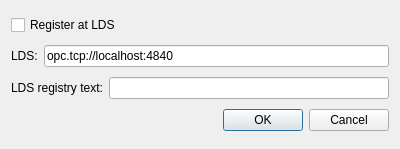
Qt form tools/mapfileGenerator/ctk_opcua_generator_tools/LDSUI.ui (ChimeraTK/ControlSystemAdapter-OPC-UA-Adapter) before a commit.
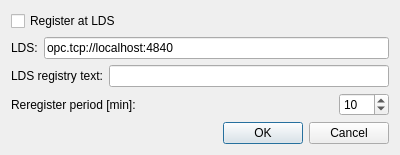
The same form after that commit.

Commit message: fix(LDS): Register periodically with LDS.

Diff of the .ui file:
```diff
--- a/tools/mapfileGenerator/ctk_opcua_generator_tools/LDSUI.ui
+++ b/tools/mapfileGenerator/ctk_opcua_generator_tools/LDSUI.ui
@@ -49,7 +49,31 @@
       </widget>
      </item>
      <item>
-      <widget class="QLineEdit" name="ldsRegistryName"/>
+            <widget class="QLineEdit" name="ldsRegistryName" />
+          </item>
+        </layout>
+      </item>
+      <item>
+        <layout class="QHBoxLayout" name="horizontalLayout_3">
+          <item>
+            <widget class="QLabel" name="label_13">
+              <property name="text">
+                <string>Reregister period [min]:</string>
+              </property>
+            </widget>
+          </item>
+          <item>
+            <widget class="QSpinBox" name="ldsRegisterPeriod">
+              <property name="maximumSize">
+                <size>
+                  <width>50</width>
+                  <height>16777215</height>
+                </size>
+              </property>
+              <property name="value">
+                <number>10</number>
+              </property>
+            </widget>
      </item>
     </layout>
    </item>
```
Left out of the diff: 2 changed lines with no effect on the pictures. Lines whose indentation alone changed are shown as unchanged. The commit also changes 6 other files.
